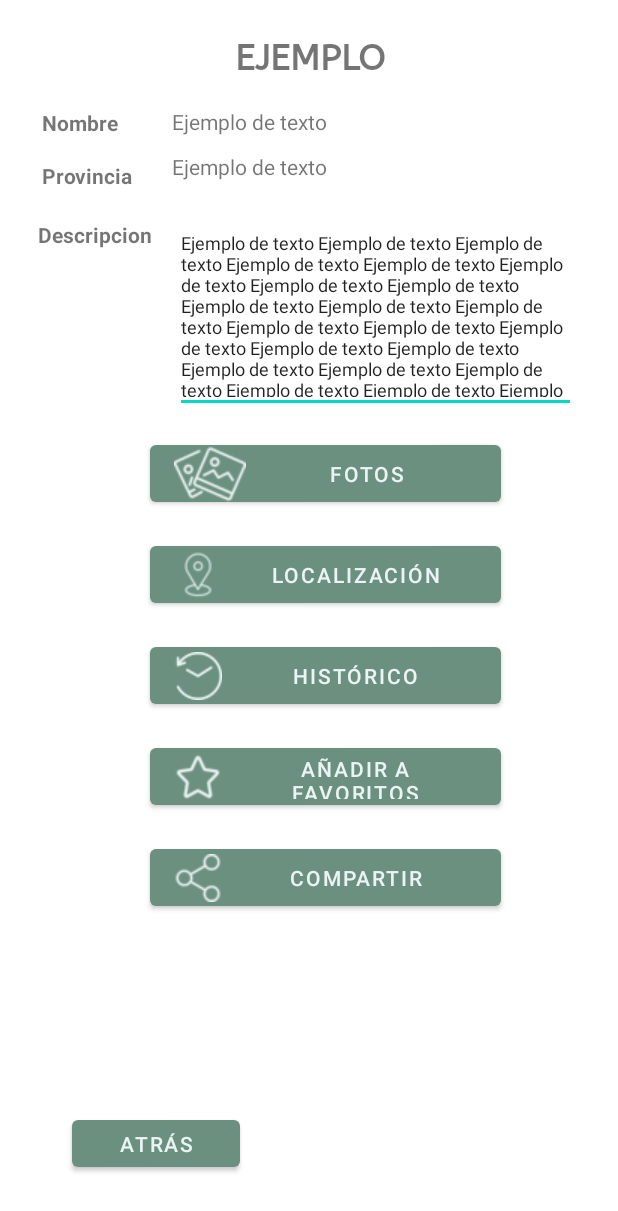
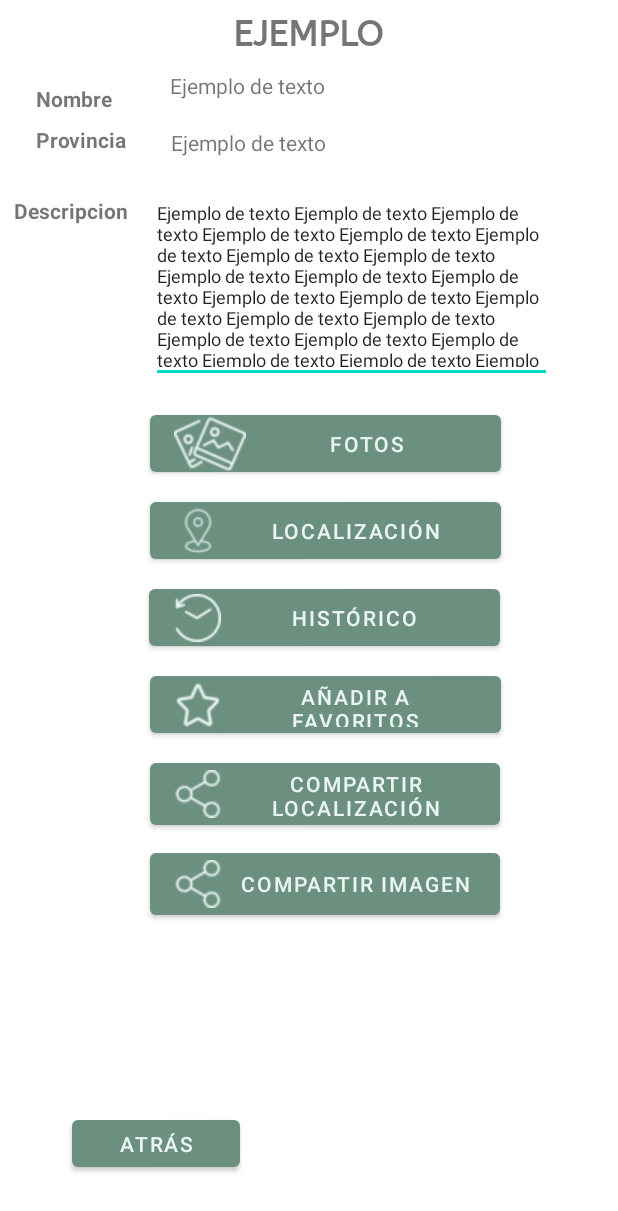
Before and after one commit to asiergoien/Erronka-Android_DreamTeam, an Android app: the layout activity_mostrar__informacion.xml on its own in the app's theme, with its tools: preview values and no code run, on a phone screen of 412 x 824 dp. Shown: the top 1211 px of the screen. Run offline under Robolectric (Android 15) with nearby library versions, the phone set to English and light mode, and no system bars.

Commit message:
Compartir foto terminado

```diff
--- a/EuskometApp/app/src/main/java/com/example/euskomet/CargarDatos.java
+++ b/EuskometApp/app/src/main/java/com/example/euskomet/CargarDatos.java
@@ -37,9 +37,9 @@ public class CargarDatos implements Runnable {
         String sBBDD;
         try {
             Class.forName("com.mysql.jdbc.Driver").newInstance();
-            sIP = "192.168.106.12";  //Asier Klase
+            //sIP = "192.168.106.12";  //Asier Klase
             //sIP = "localhost";
-            //sIP = "192.168.0.11"; // Asier casa
+            sIP = "192.168.0.11"; // Asier casa
             //sIP = "192.168.0.13";  //Aitor Casa
             sPuerto = "3306";
             sBBDD = "euskomet"; //nombre de la base de datos
--- a/EuskometApp/app/src/main/java/com/example/euskomet/Conexion.java
+++ b/EuskometApp/app/src/main/java/com/example/euskomet/Conexion.java
@@ -35,9 +35,9 @@ public class Conexion implements Runnable {
         String sBBDD;
         try {
             Class.forName("com.mysql.jdbc.Driver").newInstance();
-            sIP = "192.168.106.12";  //Asier Klase
+            //sIP = "192.168.106.12";  //Asier Klase
             //sIP = "localhost";
-            //sIP = "192.168.0.11"; // Asier casa
+            sIP = "192.168.0.11"; // Asier casa
             //sIP = "192.168.0.13";  //Aitor Casa
             sPuerto = "3306";
             sBBDD = "euskomet"; //nombre de la base de datos
--- a/EuskometApp/app/src/main/java/com/example/euskomet/InsertDatos.java
+++ b/EuskometApp/app/src/main/java/com/example/euskomet/InsertDatos.java
@@ -33,9 +33,9 @@ public class InsertDatos implements Runnable {
         String sBBDD;
         try {
             Class.forName("com.mysql.jdbc.Driver").newInstance();
-            sIP = "192.168.106.12";  //Asier Klase
+            //sIP = "192.168.106.12";  //Asier Klase
             //sIP = "localhost";
-            //sIP = "192.168.0.11"; // Asier casa
+            sIP = "192.168.0.11"; // Asier casa
             //sIP = "192.168.0.13";  //Aitor Casa
             sPuerto = "3306";
             sBBDD = "euskomet"; //nombre de la base de datos
--- a/EuskometApp/app/src/main/java/com/example/euskomet/Ventanas/Registro.java
+++ b/EuskometApp/app/src/main/java/com/example/euskomet/Ventanas/Registro.java
@@ -95,7 +95,7 @@ public class Registro extends AppCompatActivity {
                     thread.start();
                     thread.join(); // Esperar respuesta del servidor...
                 if (in1.isBol()==true){
-                    Toast.makeText(this,"Usuario registrado correctamente",Toast.LENGTH_LONG).show();
+                    Toast.makeText(this,R.string.usu_res,Toast.LENGTH_LONG).show();
                     etNombre.setText("");
                     etContraseña1.setText("");
                     etContraseña2.setText("");
@@ -104,11 +104,11 @@ public class Registro extends AppCompatActivity {
                     Intent intent = new Intent(this,MainActivity.class);
                     startActivity(intent);
                 }else{
-                    Toast.makeText(this,"Error al conectar con la base datos",Toast.LENGTH_LONG).show();
+                    Toast.makeText(this,R.string.error_base,Toast.LENGTH_LONG).show();
                 }
             }
         } else {
-            Toast.makeText(this,"Las contraseñas no coinciden",Toast.LENGTH_LONG).show();
+            Toast.makeText(this,R.string.contra_no,Toast.LENGTH_LONG).show();
             etNombre.setText("");
             etContraseña1.setText("");
             etContraseña2.setText("");
--- a/EuskometApp/app/src/main/res/layout/activity_mostrar__informacion.xml
+++ b/EuskometApp/app/src/main/res/layout/activity_mostrar__informacion.xml
@@ -7,29 +7,12 @@
     xmlns:app="http://schemas.android.com/apk/res-auto"
     xmlns:android="http://schemas.android.com/apk/res/android">
 
-    <TextView
-        android:id="@+id/textView6"
-        android:layout_width="119dp"
-        android:layout_height="35dp"
-        android:layout_marginStart="145dp"
-        android:layout_marginTop="24dp"
-        android:layout_marginEnd="145dp"
-        android:fontFamily="@font/abeezee"
-        android:text="@string/titulo"
-        android:textAlignment="center"
-        android:textAllCaps="true"
-        android:textSize="24sp"
-        android:textStyle="bold"
-        app:layout_constraintEnd_toEndOf="parent"
-        app:layout_constraintStart_toStartOf="parent"
-        app:layout_constraintTop_toTopOf="parent" />
-
     <EditText
         android:id="@+id/Multiline_Desc"
         android:layout_width="267dp"
         android:layout_height="132dp"
-        android:layout_marginTop="16dp"
-        android:layout_marginEnd="28dp"
+        android:layout_marginTop="12dp"
+        android:layout_marginEnd="44dp"
         android:ems="10"
         android:gravity="start|top"
         android:inputType="textMultiLine"
@@ -39,24 +22,35 @@
         app:layout_constraintTop_toBottomOf="@+id/textview_Provincia" />
 
     <TextView
-        android:id="@+id/textview_Provincia"
+        android:id="@+id/textview_Nombre"
         android:layout_width="230dp"
         android:layout_height="26dp"
-        android:layout_marginStart="24dp"
+        android:layout_marginStart="28dp"
         android:layout_marginTop="4dp"
         android:layout_marginEnd="67dp"
         android:text="Ejemplo de texto"
         app:layout_constraintEnd_toEndOf="parent"
-        app:layout_constraintHorizontal_bias="1.0"
-        app:layout_constraintStart_toEndOf="@+id/label_Tipo_Prov"
-        app:layout_constraintTop_toBottomOf="@+id/textview_Nombre" />
+        app:layout_constraintHorizontal_bias="0.75"
+        app:layout_constraintStart_toEndOf="@+id/textView8"
+        app:layout_constraintTop_toBottomOf="@+id/textView6" />
+
+    <TextView
+        android:id="@+id/textView8"
+        android:layout_width="58dp"
+        android:layout_height="19dp"
+        android:layout_marginStart="24dp"
+        android:layout_marginTop="56dp"
+        android:text="@string/dato1"
+        android:textStyle="bold"
+        app:layout_constraintStart_toStartOf="parent"
+        app:layout_constraintTop_toTopOf="parent" />
 
     <TextView
         android:id="@+id/label_Tipo_Prov"
         android:layout_width="66dp"
         android:layout_height="23dp"
-        android:layout_marginStart="28dp"
-        android:layout_marginTop="16dp"
+        android:layout_marginStart="24dp"
+        android:layout_marginTop="8dp"
         android:text="@string/dato2"
         android:textStyle="bold"
         app:layout_constraintStart_toStartOf="parent"
@@ -66,7 +60,7 @@
         android:id="@+id/textView11"
         android:layout_width="79dp"
         android:layout_height="19dp"
-        android:layout_marginTop="16dp"
+        android:layout_marginTop="24dp"
         android:layout_marginEnd="12dp"
         android:text="@string/dato3"
         android:textStyle="bold"
@@ -74,38 +68,60 @@
         app:layout_constraintTop_toBottomOf="@+id/label_Tipo_Prov" />
 
     <TextView
-        android:id="@+id/textview_Nombre"
+        android:id="@+id/textView6"
+        android:layout_width="119dp"
+        android:layout_height="35dp"
+        android:layout_marginStart="145dp"
+        android:layout_marginTop="8dp"
+        android:layout_marginEnd="145dp"
+        android:fontFamily="@font/abeezee"
+        android:text="@string/titulo"
+        android:textAlignment="center"
+        android:textAllCaps="true"
+        android:textSize="24sp"
+        android:textStyle="bold"
+        app:layout_constraintEnd_toEndOf="parent"
+        app:layout_constraintHorizontal_bias="0.0"
+        app:layout_constraintStart_toStartOf="parent"
+        app:layout_constraintTop_toTopOf="parent" />
+
+    <TextView
+        android:id="@+id/textview_Provincia"
         android:layout_width="230dp"
         android:layout_height="26dp"
-        android:layout_marginStart="28dp"
+        android:layout_marginStart="24dp"
         android:layout_marginTop="12dp"
         android:layout_marginEnd="67dp"
         android:text="Ejemplo de texto"
         app:layout_constraintEnd_toEndOf="parent"
-        app:layout_constraintHorizontal_bias="1.0"
-        app:layout_constraintStart_toEndOf="@+id/textView8"
-        app:layout_constraintTop_toBottomOf="@+id/textView6" />
-
-    <TextView
-        android:id="@+id/textView8"
-        android:layout_width="58dp"
-        android:layout_height="19dp"
-        android:layout_marginStart="28dp"
-        android:layout_marginTop="72dp"
-        android:text="@string/dato1"
-        android:textStyle="bold"
-        app:layout_constraintStart_toStartOf="parent"
-        app:layout_constraintTop_toTopOf="parent" />
+        app:layout_constraintHorizontal_bias="0.0"
+        app:layout_constraintStart_toEndOf="@+id/label_Tipo_Prov"
+        app:layout_constraintTop_toBottomOf="@+id/textview_Nombre" />
 
     <Button
         android:id="@+id/btnCom"
-        android:layout_width="234dp"
-        android:layout_height="50dp"
+        android:layout_width="233dp"
+        android:layout_height="53dp"
         android:layout_marginStart="100dp"
-        android:layout_marginTop="17dp"
+        android:layout_marginTop="8dp"
         android:layout_marginEnd="100dp"
-        android:onClick="Compartir"
-        android:text="@string/compartir"
+        android:onClick="Compartir_Loc"
+        android:text="@string/compartir_loc"
+        app:icon="@drawable/sharing_share_icon_124236"
+        app:layout_constraintEnd_toEndOf="parent"
+        app:layout_constraintHorizontal_bias="0.0"
+        app:layout_constraintStart_toStartOf="parent"
+        app:layout_constraintTop_toBottomOf="@+id/btnfav" />
+
+    <Button
+        android:id="@+id/btnCom_img"
+        android:layout_width="233dp"
+        android:layout_height="53dp"
+        android:layout_marginStart="100dp"
+        android:layout_marginTop="68dp"
+        android:layout_marginEnd="100dp"
+        android:onClick="Compartir_Img"
+        android:text="@string/compartir_img"
         app:icon="@drawable/sharing_share_icon_124236"
         app:layout_constraintEnd_toEndOf="parent"
         app:layout_constraintHorizontal_bias="0.0"
@@ -143,7 +159,7 @@
         android:layout_width="234dp"
         android:layout_height="50dp"
         android:layout_marginStart="100dp"
-        android:layout_marginTop="17dp"
+        android:layout_marginTop="8dp"
         android:layout_marginEnd="100dp"
         android:onClick="Favoritos"
         android:text="@string/añadir_favoritos"
@@ -158,7 +174,7 @@
         android:layout_width="234dp"
         android:layout_height="50dp"
         android:layout_marginStart="100dp"
-        android:layout_marginTop="17dp"
+        android:layout_marginTop="8dp"
         android:layout_marginEnd="100dp"
         android:onClick="Localizacion"
         android:text="@string/mapa"
@@ -173,12 +189,12 @@
         android:layout_width="234dp"
         android:layout_height="50dp"
         android:layout_marginStart="100dp"
-        android:layout_marginTop="17dp"
+        android:layout_marginTop="8dp"
         android:layout_marginEnd="100dp"
         android:text="@string/historico"
         app:icon="@drawable/histori"
         app:layout_constraintEnd_toEndOf="parent"
-        app:layout_constraintHorizontal_bias="0.0"
+        app:layout_constraintHorizontal_bias="0.043"
         app:layout_constraintStart_toStartOf="parent"
         app:layout_constraintTop_toBottomOf="@+id/btnLoc" />
 
```
Also changed, not shown: EuskometApp/app/src/main/AndroidManifest.xml (+9 -0 lines), EuskometApp/app/src/main/java/com/example/euskomet/Listado_Espacios_Naturales.java (+4 -4 lines), EuskometApp/app/src/main/java/com/example/euskomet/Listado_datosMun.java (+4 -4 lines), EuskometApp/app/src/main/java/com/example/euskomet/Ventanas/Fotos.java (+1 -12 lines), EuskometApp/app/src/main/java/com/example/euskomet/Ventanas/Login.java (+5 -5 lines), EuskometApp/app/src/main/java/com/example/euskomet/Ventanas/MainActivity.java (+1 -35 lines), EuskometApp/app/src/main/java/com/example/euskomet/Ventanas/Mapa.java (+1 -7 lines), EuskometApp/app/src/main/java/com/example/euskomet/Ventanas/Mostrar_Informacion.java (+67 -8 lines), EuskometApp/app/src/main/java/com/example/euskomet/Ventanas/RecuperarPswd.java (+4 -5 lines), EuskometApp/app/src/main/res/values/strings.xml (+21 -2 lines), EuskometApp/app/src/main/res/xml/file_paths.xml (+17 -2 lines).
